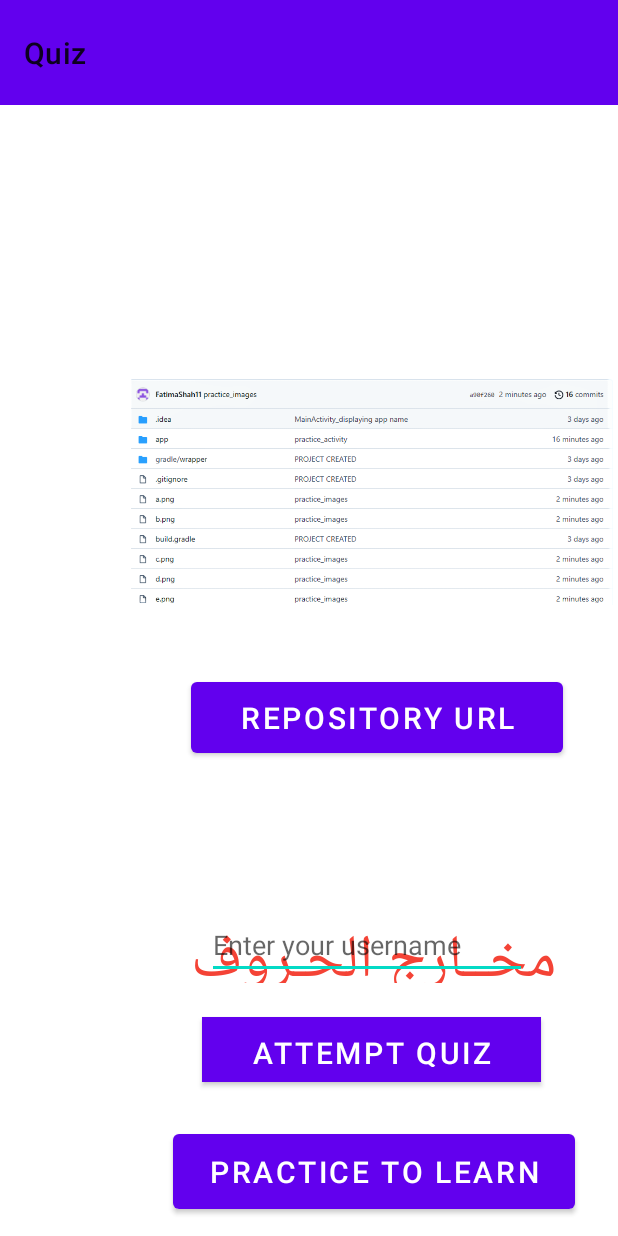
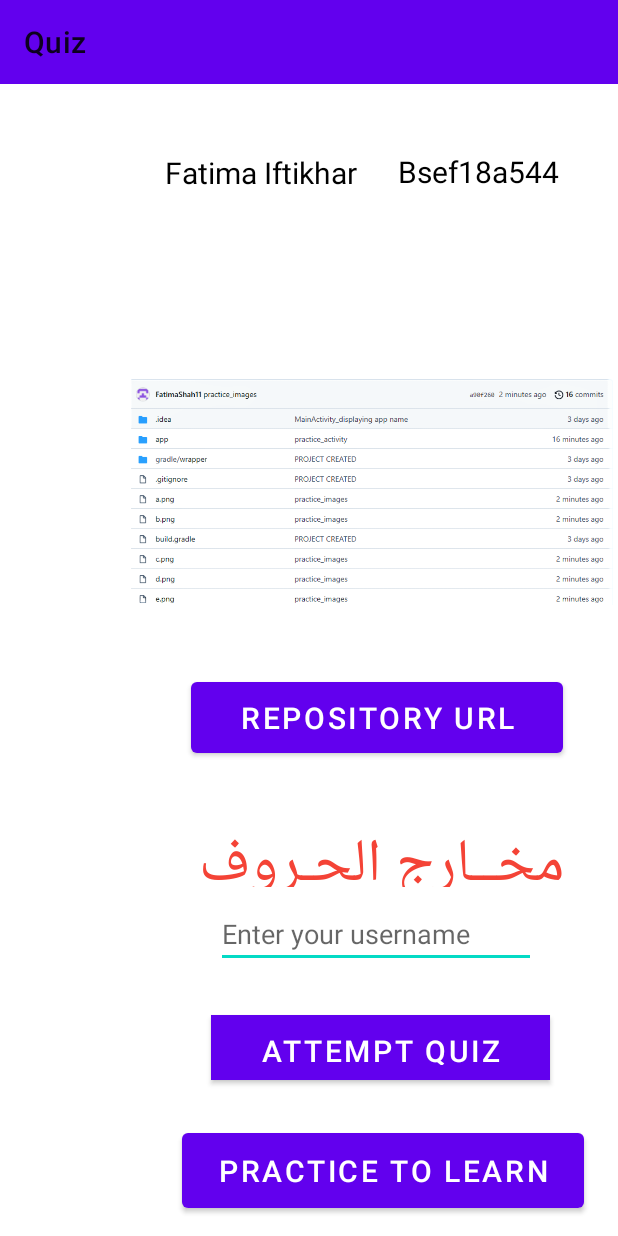
Before and after one commit to FatimaShah11/task2, an Android app: the screen it shows after launch (MainActivity), on a phone screen of 412 x 824 dp. Run offline under Robolectric (Android 15) with nearby library versions, the phone set to English and light mode, and no system bars.

```diff
--- a/app/src/main/res/layout/activity_main.xml
+++ b/app/src/main/res/layout/activity_main.xml
@@ -22,10 +22,10 @@
             android:textSize="40sp"
             app:layout_constraintBottom_toBottomOf="parent"
             app:layout_constraintEnd_toEndOf="@+id/urlbtn"
-            app:layout_constraintHorizontal_bias="0.97"
+            app:layout_constraintHorizontal_bias="0.927"
             app:layout_constraintStart_toStartOf="@+id/urlbtn"
             app:layout_constraintTop_toBottomOf="@+id/urlbtn"
-            app:layout_constraintVertical_bias="0.275" />
+            app:layout_constraintVertical_bias="0.0" />
 
         <EditText
             android:id="@+id/editName"
@@ -80,7 +80,7 @@
             android:layout_width="160dp"
             android:layout_height="37dp"
             android:text=" Fatima Iftikhar"
-            android:textColor="#ffffff"
+            android:textColor="#000000"
             android:textSize="20sp"
             app:layout_constraintBottom_toBottomOf="parent"
             app:layout_constraintEnd_toStartOf="@+id/textView5"
@@ -94,7 +94,7 @@
             android:layout_width="143dp"
             android:layout_height="38dp"
             android:text="Bsef18a544"
-            android:textColor="#ffffff"
+            android:textColor="#000000"
             android:textSize="20sp"
             app:layout_constraintBottom_toBottomOf="parent"
             app:layout_constraintEnd_toEndOf="parent"
@@ -132,14 +132,11 @@
 
         <androidx.appcompat.widget.Toolbar
             android:id="@+id/toolbar"
-            android:layout_width="413dp"
-            android:layout_height="70dp"
+            android:layout_width="match_parent"
+            android:layout_height="wrap_content"
             android:background="?attr/colorPrimary"
             android:minHeight="?attr/actionBarSize"
             android:theme="?attr/actionBarTheme"
-            app:layout_constraintEnd_toEndOf="parent"
-            app:layout_constraintHorizontal_bias="0.0"
-            app:layout_constraintStart_toStartOf="parent"
             app:layout_constraintTop_toTopOf="parent" />
 
     </androidx.constraintlayout.widget.ConstraintLayout>
```
